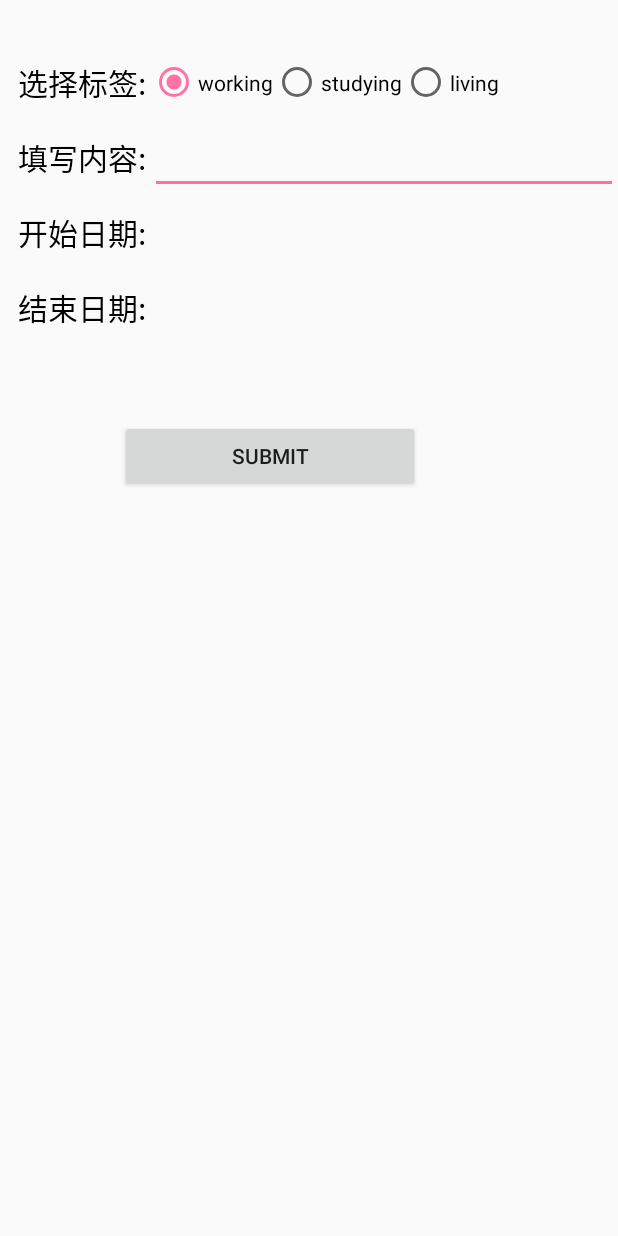
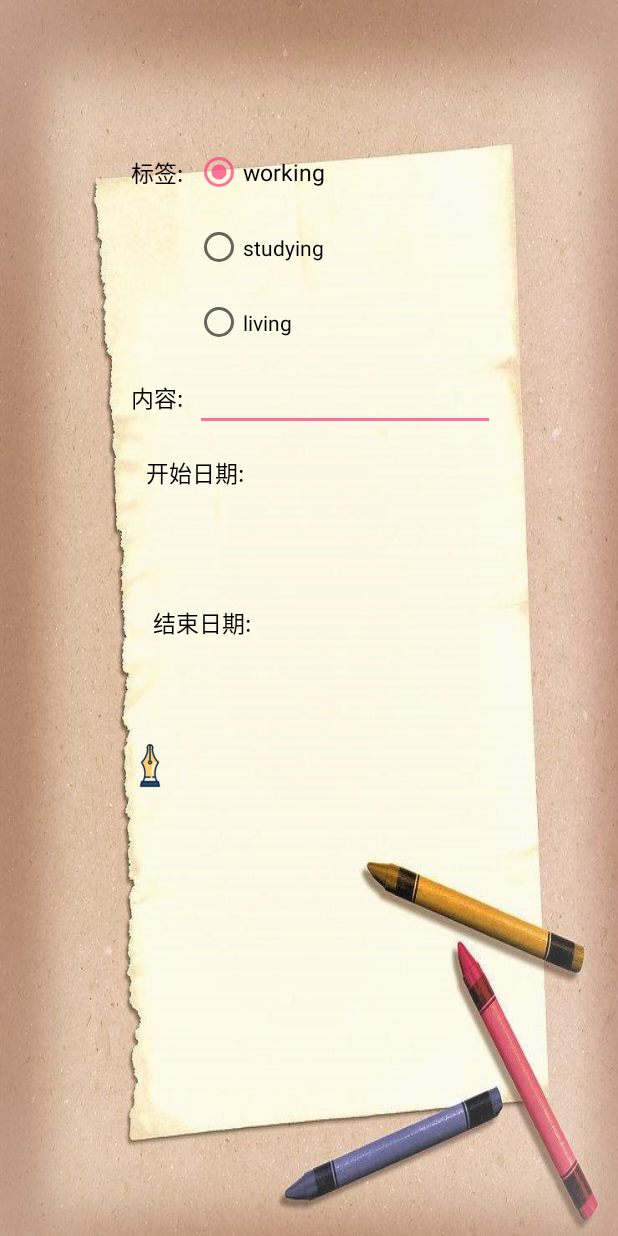
Before and after one commit to LEOch007/SimpleDo, an Android app: the additem screen opened directly, with no data from a screen before it, on a phone screen of 412 x 824 dp. Run offline under Robolectric (Android 15) with nearby library versions, the light colour scheme and no system bars.

```diff
--- a/app/src/main/java/com/gy/linjliang/simpledo/Madapter.java
+++ b/app/src/main/java/com/gy/linjliang/simpledo/Madapter.java
@@ -67,7 +67,7 @@ public class Madapter extends RecyclerView.Adapter<Madapter.ViewHolder>{
                 holder.isfinish.setImageResource(R.mipmap.clock_icon);
                 break;
             case "1":
-                holder.isfinish.setImageResource(R.mipmap.ic_launcher_round);
+                holder.isfinish.setImageResource(R.mipmap.tablefinish);
                 break;
         }
 
--- a/app/src/main/java/com/gy/linjliang/simpledo/additem.java
+++ b/app/src/main/java/com/gy/linjliang/simpledo/additem.java
@@ -9,6 +9,7 @@ import android.util.Log;
 import android.view.View;
 import android.widget.Button;
 import android.widget.EditText;
+import android.widget.ImageButton;
 import android.widget.RadioButton;
 import android.widget.RadioGroup;
 import android.widget.TextView;
@@ -20,7 +21,7 @@ import android.widget.Toast;
 
 public class additem extends Activity {
     private RadioGroup radioGroup;
-    private Button buttonsubmit;
+    private ImageButton buttonsubmit;
     private EditText exitcontent;
     String id;
     String label="working";
@@ -50,7 +51,7 @@ public class additem extends Activity {
         setContentView(R.layout.activity_add);
 
         radioGroup=(RadioGroup) findViewById(R.id.radiolabel);
-        buttonsubmit=(Button)findViewById(R.id.buttonsubmit);
+        buttonsubmit=(ImageButton) findViewById(R.id.buttonsubmit);
         exitcontent=(EditText) findViewById(R.id.editcontnet);
         mydb=new MyDatabase(this,"Finalitem.db",null,1);
         starttime=(TextView) findViewById(R.id.starttime);
--- a/app/src/main/res/layout/activity_add.xml
+++ b/app/src/main/res/layout/activity_add.xml
@@ -2,29 +2,31 @@
 <LinearLayout xmlns:android="http://schemas.android.com/apk/res/android"
     android:orientation="vertical" android:layout_width="match_parent"
     android:layout_height="match_parent"
-
+    android:background="@mipmap/bianqian"
     >
     <LinearLayout
         android:layout_width="wrap_content"
         android:layout_height="wrap_content"
         android:layout_marginTop="30dp"
+        android:layout_marginLeft="80dp"
         >
 
         <TextView
-            android:layout_width="100dp"
+            android:layout_width="50dp"
             android:layout_height="50dp"
             android:gravity="center"
-            android:text="选择标签:"
+            android:text="标签:"
             android:textColor="@android:color/background_dark"
-            android:textSize="20dp"
-            android:paddingLeft="10sp"
+            android:textSize="15dp"
+            android:layout_marginTop="60dp"
             />
 
         <RadioGroup
             android:id="@+id/radiolabel"
             android:layout_width="wrap_content"
-            android:layout_height="50dp"
-            android:orientation="horizontal">
+            android:layout_height="150dp"
+            android:layout_marginTop="60dp"
+            >
 
             <RadioButton
                 android:id="@+id/labelworking"
@@ -32,7 +34,9 @@
                 android:layout_height="50dp"
                 android:checked="true"
                 android:gravity="center"
-                android:text="working" />
+                android:text="working"
+                android:textSize="15dp"
+                />
 
             <RadioButton
                 android:id="@+id/labelstudying"
@@ -51,82 +55,89 @@
 
     <LinearLayout
         android:layout_width="wrap_content"
-        android:layout_height="wrap_content">
+        android:layout_height="wrap_content"
+        android:layout_marginLeft="20dp"
+        >
 
         <TextView
             android:id="@+id/textView"
-            android:layout_width="100dp"
+            android:layout_width="50dp"
             android:layout_height="50dp"
             android:gravity="center"
-            android:paddingLeft="10dp"
-            android:text="填写内容:"
+            android:text="内容:"
             android:textColor="@android:color/background_dark"
-            android:textSize="20dp" />
+            android:textSize="15dp"
+            android:layout_marginLeft="60dp"
+            />
 
         <EditText
             android:id="@+id/editcontnet"
             android:layout_width="wrap_content"
             android:layout_height="wrap_content"
-            android:width="470px" />
+            android:width="300px" />
     </LinearLayout>
 
     <LinearLayout
         android:layout_width="wrap_content"
-        android:layout_height="wrap_content">
+        android:layout_height="wrap_content"
+        android:layout_marginLeft="75dp"
+        android:orientation="vertical">
+
         <TextView
+            android:id="@+id/starttime"
             android:layout_width="100dp"
             android:layout_height="50dp"
             android:gravity="center"
             android:paddingLeft="10dp"
             android:text="开始日期:"
             android:textColor="@android:color/background_dark"
-            android:textSize="20dp"
-            android:id="@+id/starttime"
-            />
+            android:textSize="15dp" />
+
         <TextView
+            android:id="@+id/starttimeshow"
             android:layout_width="200dp"
             android:layout_height="50dp"
             android:gravity="center"
             android:paddingLeft="10dp"
             android:text=""
-            android:textSize="20dp"
-            android:id="@+id/starttimeshow"
-            />
+            android:textSize="15dp" />
 
     </LinearLayout>
 
     <LinearLayout
         android:layout_width="wrap_content"
-        android:layout_height="wrap_content">
+        android:layout_height="wrap_content"
+        android:layout_marginLeft="80dp"
+        android:orientation="vertical">
+
         <TextView
+            android:id="@+id/finishtime"
             android:layout_width="100dp"
             android:layout_height="50dp"
             android:gravity="center"
             android:paddingLeft="10dp"
             android:text="结束日期:"
             android:textColor="@android:color/background_dark"
-            android:textSize="20dp"
-            android:id="@+id/finishtime"
-            />
+            android:textSize="15dp" />
 
         <TextView
+            android:id="@+id/finishtimeshow"
             android:layout_width="200dp"
             android:layout_height="50dp"
             android:gravity="center"
             android:paddingLeft="10dp"
             android:text=""
-            android:textSize="20dp"
-            android:id="@+id/finishtimeshow"
+            android:textSize="15dp" />
+        <ImageButton
+            android:id="@+id/buttonsubmit"
+            android:layout_width="40dp"
+            android:layout_height="40dp"
+            android:background="@color/transparent"
+            android:src="@mipmap/pen"
             />
     </LinearLayout>
-    <Button
-        android:layout_width="wrap_content"
-        android:layout_height="wrap_content"
-        android:text="submit"
-        android:id="@+id/buttonsubmit"
-        android:layout_marginTop="50dp"
-        android:layout_marginLeft="80dp"
-        android:width="200dp"
-        />
+
+
+
 
 </LinearLayout>
--- a/app/src/main/res/layout/item_detail.xml
+++ b/app/src/main/res/layout/item_detail.xml
@@ -11,6 +11,7 @@
             android:layout_height="70dp"
             android:id="@+id/itemicon"
             android:src="@mipmap/ic_launcher"
+            android:padding="15px"
             />
 
         <LinearLayout
@@ -52,7 +53,6 @@
                     android:layout_height="45dp"
                     android:layout_marginLeft="10dp"
                     android:layout_marginTop="10dp"
-                    android:background="@drawable/cycle"
                     android:src="@mipmap/clock_icon" />
 
 
```
Also changed, not shown: app/src/main/java/com/gy/linjliang/simpledo/MainActivity.java (+39 -61 lines), app/src/main/java/com/gy/linjliang/simpledo/UpdateActivity.java (+30 -9 lines), app/src/main/res/layout/activity_main.xml (+7 -9 lines), app/src/main/res/layout/activity_update.xml (+9 -1 lines), app/src/main/res/mipmap-hdpi/add_large.png (added), app/src/main/res/mipmap-hdpi/add_small.png (added), app/src/main/res/mipmap-hdpi/bianqian.jpg (added), app/src/main/res/mipmap-hdpi/finish1.png (added), app/src/main/res/mipmap-hdpi/finish2.png (added), app/src/main/res/mipmap-hdpi/pen.png (added), app/src/main/res/mipmap-hdpi/tablefinish.png (added).
